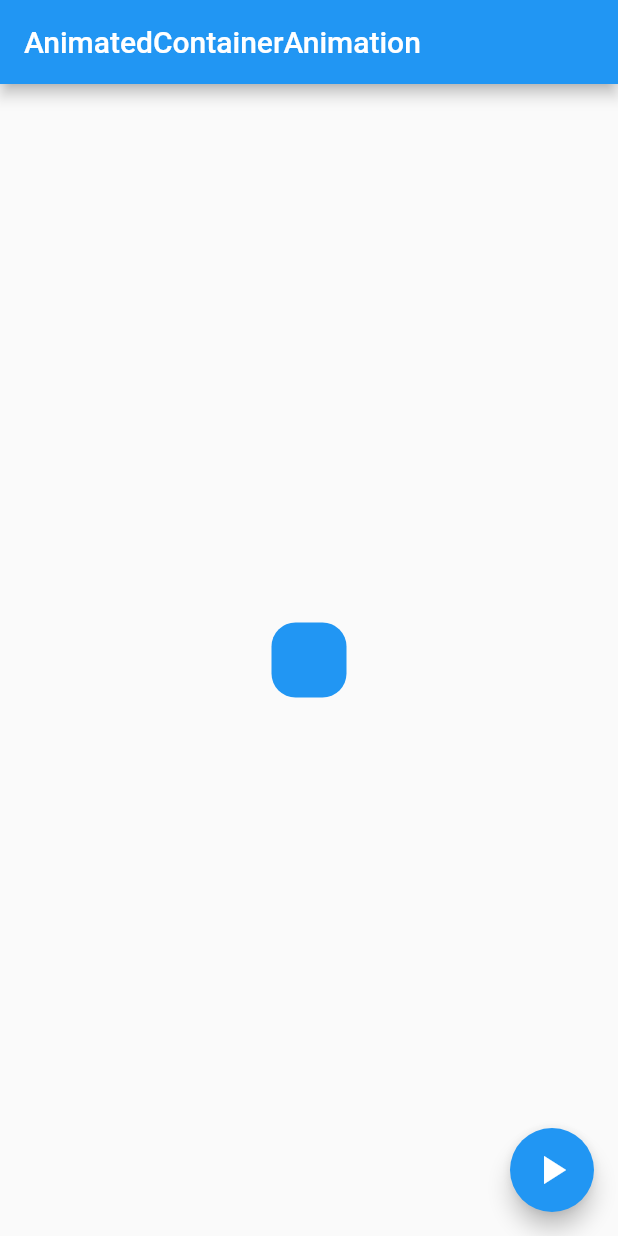
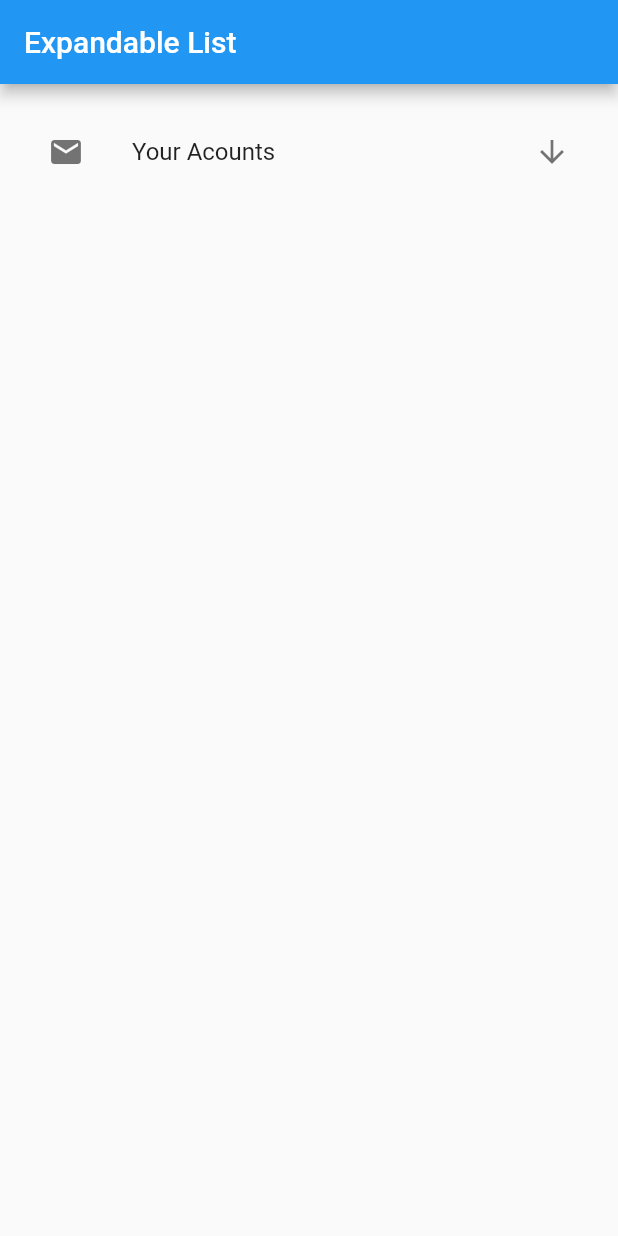
Before and after one commit to mohamed-rawash/flutter-widgets-reference, a Flutter app: the screen it shows after launch, on a phone screen of 412 x 824 dp. Run offline on Flutter 3.47's test engine with Material 2 defaults, Android fonts, the phone set to English and light mode, and no system bars; our stand-ins replace bottom_navy_bar, date_picker_timeline, flutter_colorpicker, flutter_styled_toast.

Commit message:
add expandable list

```diff
--- /dev/null
+++ b/lib/expandable_list.dart
@@ -0,0 +1,64 @@
+import 'package:flutter/material.dart';
+
+
+class ExpandableListW extends StatefulWidget {
+  const ExpandableListW({Key? key}) : super(key: key);
+
+  @override
+  _ExpandableListWState createState() => _ExpandableListWState();
+}
+
+class _ExpandableListWState extends State<ExpandableListW> {
+  bool change = false;
+  @override
+  Widget build(BuildContext context) {
+    return Scaffold(
+      appBar: AppBar(
+        title: const Text('Expandable List'),
+      ),
+      body: Padding(
+        padding: const  EdgeInsets.all(16),
+        child: ListView(
+          children:[
+            ExpansionTile(
+              leading: const Icon(Icons.email),
+              trailing: !change? const Icon(Icons.arrow_downward):const Icon(Icons.arrow_upward_rounded),
+              backgroundColor: Colors.greenAccent,
+              childrenPadding: const  EdgeInsets.symmetric(horizontal: 20),
+              title: const Text(
+                'Your Acounts',
+              ),
+              onExpansionChanged: (val){
+                setState(() {
+                  change = val;
+                });
+              },
+              children: const [
+                ListTile(
+                  title: Text(
+                    'xxxxxxxxxxx@gmail.com'
+                  ),
+                  leading: Icon(Icons.email),
+                ),
+                Divider(color: Colors.grey),
+                ListTile(
+                  title: Text(
+                      'xxxxxxxxxxx@gmail.com'
+                  ),
+                  leading: Icon(Icons.email),
+                ),
+                Divider(color: Colors.grey),
+                ListTile(
+                  title: Text(
+                      'xxxxxxxxxxx@gmail.com'
+                  ),
+                  leading: Icon(Icons.email),
+                ),
+              ],
+            ),
+          ],
+        ),
+      ),
+    );
+  }
+}
--- a/lib/main.dart
+++ b/lib/main.dart
@@ -13,6 +13,7 @@ import 'check.dart';
 import 'color_picker.dart';
 import 'date_picker.dart';
 import 'dropdown_button_listtile.dart';
+import 'expandable_list.dart';
 import 'grid_tile.dart';
 import 'grid_view.dart';
 import 'grid_view_builder.dart';
@@ -34,7 +35,7 @@ class MyApp extends StatelessWidget {
       theme: ThemeData(
         primarySwatch: Colors.blue,
       ),
-      home: AnimatedContainerAnimation(),
+      home: ExpandableListW(),
     );
   }
 }
--- a/lib/model_bottom_sheet.dart
+++ b/lib/model_bottom_sheet.dart
@@ -1,8 +1,8 @@
 import 'package:flutter/material.dart';
 
 
-class ModelBottomSheet extends StatelessWidget {
-  const ModelBottomSheet({Key? key}) : super(key: key);
+class ModalBottomSheet extends StatelessWidget {
+  const ModalBottomSheet({Key? key}) : super(key: key);
 
   @override
   Widget build(BuildContext context) {
@@ -13,14 +13,14 @@ class ModelBottomSheet extends StatelessWidget {
       body: Center(
         child: ElevatedButton(
           child: const Text('Show Model Bottom Sheet'),
-          onPressed: () => modelBottomSheet(context),
+          onPressed: () => modalBottomSheet(context),
         ),
       ),
     );
   }
 }
 
-Future modelBottomSheet (BuildContext context) {
+Future modalBottomSheet (BuildContext context) {
   return showModalBottomSheet(context: context, builder: (context) => Column(
     crossAxisAlignment: CrossAxisAlignment.center,
     mainAxisSize: MainAxisSize.min,
```
